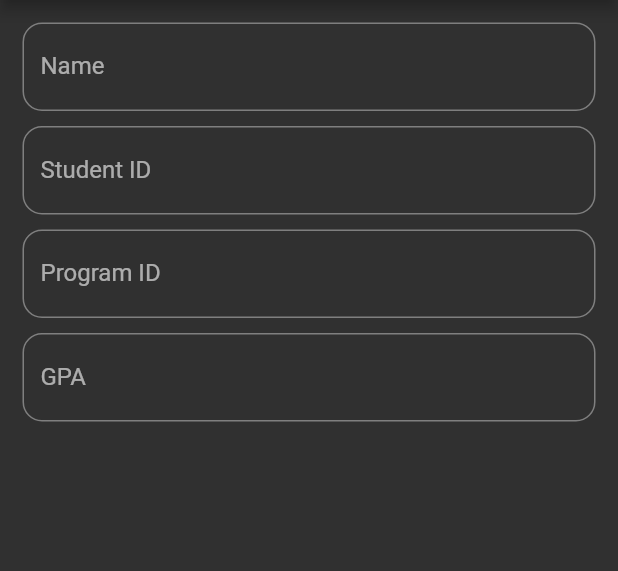
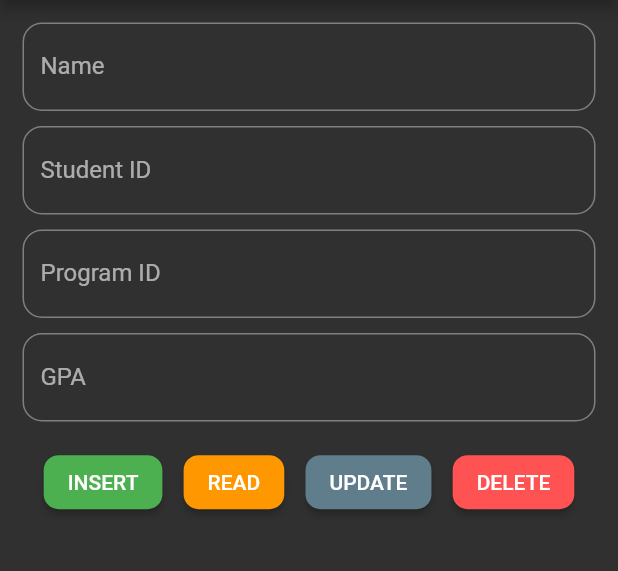
Before and after one commit to Sohag-84/student_database, a Flutter app: the screen it shows after launch, on a phone screen of 412 x 824 dp, the part 84-655 px from its top. Run offline on Flutter 3.47's test engine with Material 2 defaults, Android fonts, the phone set to English and light mode, and no system bars.

Commit message:
design button and create method

```diff
--- a/lib/main.dart
+++ b/lib/main.dart
@@ -1,4 +1,3 @@
-import 'package:flutter/cupertino.dart';
 import 'package:flutter/material.dart';
 
 void main() {
@@ -28,6 +27,24 @@ class NewApp extends StatefulWidget {
 }
 
 class _NewAppState extends State<NewApp> {
+
+  late String studentName,studentID,programID,studentGPA;
+
+  getStudentName(name){
+    studentName = name;
+  }
+  getStudentID(studentID){
+    this.studentID = studentID;
+  }
+  getProgramID(programID){
+    this.programID = programID;
+  }
+  getStudentGPA(studentGPA){
+    this.studentGPA = double.parse(studentGPA) as String;
+  }
+
+
+
   @override
   Widget build(BuildContext context) {
     return MaterialApp(
@@ -57,6 +74,7 @@ class _NewAppState extends State<NewApp> {
                       hintText: 'Student name'
                   ),
                   onChanged: (String name){
+                    getStudentName(name);
                   },
                 ),
               ),
@@ -74,7 +92,9 @@ class _NewAppState extends State<NewApp> {
                       labelText: "Student ID",
                       hintText: 'Student ID'
                   ),
-                  onChanged: (String name){},
+                  onChanged: (String studentId){
+                    getStudentID(studentId);
+                  },
                 ),
               ),
               Padding(
@@ -91,7 +111,9 @@ class _NewAppState extends State<NewApp> {
                     labelText: "Program ID",
                     hintText: 'Program ID'
                   ),
-                  onChanged: (String name){},
+                  onChanged: (String programID){
+                    getProgramID(programID);
+                  },
                 ),
               ),
               Padding(
@@ -108,13 +130,66 @@ class _NewAppState extends State<NewApp> {
                     labelText: "GPA",
                     hintText: 'Student GPA'
                   ),
-                  onChanged: (String name){},
+                  onChanged: (String gpa){
+                    getStudentGPA(gpa);
+                  },
                 ),
               ),
+              SizedBox(height: MediaQuery.of(context).size.height*0.02,),
+              Row(
+                mainAxisAlignment: MainAxisAlignment.spaceEvenly,
+                children: [
+                  ElevatedButton(
+                      onPressed: ()=>insertData(),
+                      child: const Text("INSERT"),
+                    style: ElevatedButton.styleFrom(
+                      primary: Colors.green,
+                      shape: RoundedRectangleBorder(
+                        borderRadius: BorderRadius.circular(10)
+                      )
+                    ),
+                  ),
+                  ElevatedButton(
+                      onPressed: ()=>readData(),
+                      child: const Text("READ"),
+                    style: ElevatedButton.styleFrom(
+                      primary: Colors.orange,
+                      shape: RoundedRectangleBorder(
+                        borderRadius: BorderRadius.circular(10)
+                      )
+                    ),
+                  ),
+                  ElevatedButton(
+                      onPressed: ()=>updateData(),
+                      child: const Text("UPDATE"),
+                    style: ElevatedButton.styleFrom(
+                      primary: Colors.blueGrey,
+                      shape: RoundedRectangleBorder(
+                        borderRadius: BorderRadius.circular(10)
+                      )
+                    ),
+                  ),
+                  ElevatedButton(
+                      onPressed: ()=>deleteData(),
+                      child: const Text("DELETE"),
+                    style: ElevatedButton.styleFrom(
+                      primary: Colors.redAccent,
+                      shape: RoundedRectangleBorder(
+                        borderRadius: BorderRadius.circular(10)
+                      )
+                    ),
+                  ),
+                ],
+              )
             ],
           ),
         ),
       ),
     );
   }
+
+  insertData() {print("inserted data");}
+  readData() {print("read data");}
+  updateData() {print("updated data");}
+  deleteData() {print("deleted data");}
 }
```
